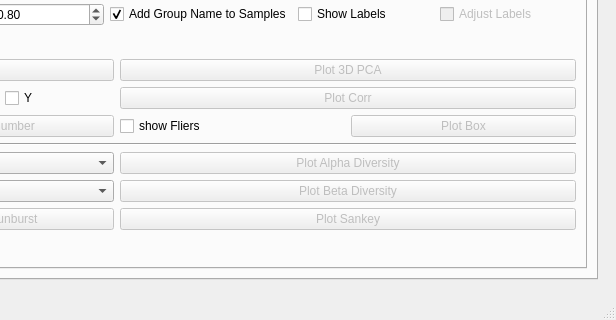
First picture: the form in utils/MetaX_GUI/MainWindow.ui, repository byemaxx/MetaX, before the edit; both pictures show x 468 to 1084 and y 278 to 598 of the 1084 by 598 pixel window.
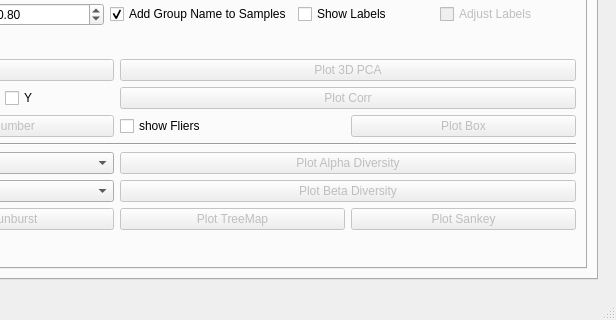
Second picture: the form after the edit.

Commit message: New: Add a new function to plot the Treemap for taxa.

```diff
--- a/utils/MetaX_GUI/MainWindow.ui
+++ b/utils/MetaX_GUI/MainWindow.ui
@@ -1789,16 +1789,6 @@
                     </property>
                    </widget>
                   </item>
-                  <item row="6" column="2">
-                   <widget class="QPushButton" name="pushButton_plot_basic_sankey">
-                    <property name="enabled">
-                     <bool>false</bool>
-                    </property>
-                    <property name="text">
-                     <string>Plot Sankey</string>
-                    </property>
-                   </widget>
-                  </item>
                   <item row="4" column="0">
                    <widget class="QLabel" name="label_117">
                     <property name="sizePolicy">
@@ -2027,6 +2017,30 @@
                     </item>
                    </layout>
                   </item>
+                  <item row="6" column="2">
+                   <layout class="QHBoxLayout" name="horizontalLayout_47">
+                    <item>
+                     <widget class="QPushButton" name="pushButton_plot_basic_treemap">
+                      <property name="enabled">
+                       <bool>false</bool>
+                      </property>
+                      <property name="text">
+                       <string>Plot TreeMap</string>
+                      </property>
+                     </widget>
+                    </item>
+                    <item>
+                     <widget class="QPushButton" name="pushButton_plot_basic_sankey">
+                      <property name="enabled">
+                       <bool>false</bool>
+                      </property>
+                      <property name="text">
+                       <string>Plot Sankey</string>
+                      </property>
+                     </widget>
+                    </item>
+                   </layout>
+                  </item>
                  </layout>
                 </item>
                </layout>
```
Left out of the diff: 4 changed lines with no effect on the pictures. The commit also changes 6 other files.
